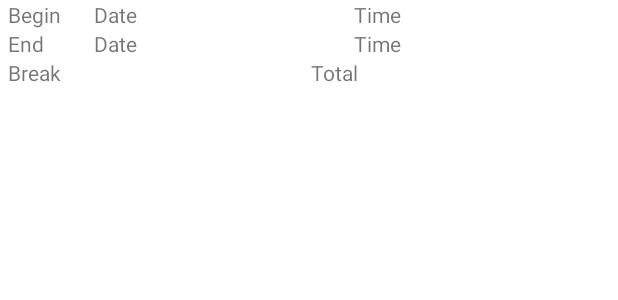
After one commit to ErNancy/hoursdroid, an Android app: the layout hours_list_row.xml on its own in the app's theme, with its tools: preview values and no code run, on a phone screen of 412 x 824 dp. The commit adds this screen. Shown: the top 300 px of the screen. Run offline under Robolectric (Android 15) with nearby library versions, the phone set to English and light mode, and no system bars.

```diff
--- a/app/src/main/java/com/makotogo/mobile/hoursdroid/JobListActivity.java
+++ b/app/src/main/java/com/makotogo/mobile/hoursdroid/JobListActivity.java
@@ -29,11 +29,11 @@ public class JobListActivity extends AbstractSingleFragmentActivity {
     }
 
     @Override
-    protected void onPause() {
-        Log.d(TAG, "onPause()...");
+    public void onPause() {
+        final String METHOD = "onPause(): ";
+        Log.d(TAG, METHOD + "Closing DataStore...");
         super.onPause();
         // Make sure and tidy this up or we could leak a DB connection
         DataStore.instance(this).close();
-        Log.d(TAG, "Done.");
     }
 }
--- a/app/src/main/java/com/makotogo/mobile/hoursdroid/model/HoursDbSchema.java
+++ b/app/src/main/java/com/makotogo/mobile/hoursdroid/model/HoursDbSchema.java
@@ -84,4 +84,5 @@ public class HoursDbSchema {
                 "REFERENCES " + referencesTable + "(" + referencesColumn + ")"
                 ;
     }
+
 }
--- /dev/null
+++ b/app/src/main/res/layout/hours_list_row.xml
@@ -0,0 +1,152 @@
+<?xml version="1.0" encoding="utf-8"?>
+<LinearLayout xmlns:android="http://schemas.android.com/apk/res/android"
+              android:layout_width="match_parent"
+              android:layout_height="match_parent"
+              android:orientation="vertical"
+              android:background="#FFF">
+
+    <LinearLayout
+        android:layout_width="match_parent"
+        android:layout_height="match_parent"
+        android:orientation="vertical"
+        android:paddingStart="5sp"
+        android:paddingLeft="5sp"
+        android:paddingEnd="2sp"
+        android:paddingRight="2sp"
+        android:background="?android:attr/activatedBackgroundIndicator"
+        >
+
+        <LinearLayout
+            android:layout_width="match_parent"
+            android:layout_height="wrap_content"
+            android:orientation="horizontal">
+
+            <TextView
+                android:layout_width="0dp"
+                android:layout_height="wrap_content"
+                android:text="@string/begin"
+                android:layout_weight="1"
+                />
+
+            <TextView
+                android:layout_width="0dp"
+                android:layout_height="wrap_content"
+                android:text="@string/date"
+                android:layout_weight="1"
+                />
+
+            <TextView
+                android:id="@+id/hours_list_row_begin_date"
+                android:layout_width="0dp"
+                android:layout_height="wrap_content"
+                android:layout_weight="2"
+                />
+
+            <TextView
+                android:layout_width="0dp"
+                android:layout_height="wrap_content"
+                android:text="@string/time"
+                android:layout_weight="1"
+                />
+
+            <TextView
+                android:id="@+id/hours_list_row_begin_time"
+                android:layout_width="0dp"
+                android:layout_height="wrap_content"
+                android:layout_weight="2"
+                />
+
+        </LinearLayout>
+
+        <LinearLayout
+            android:layout_width="match_parent"
+            android:layout_height="wrap_content"
+            android:orientation="horizontal">
+
+            <TextView
+                android:layout_width="0dp"
+                android:layout_height="wrap_content"
+                android:text="@string/end"
+                android:layout_weight="1"
+                />
+
+            <TextView
+                android:layout_width="0dp"
+                android:layout_height="wrap_content"
+                android:text="@string/date"
+                android:layout_weight="1"
+                />
+
+            <TextView
+                android:id="@+id/hours_list_row_end_date"
+                android:layout_width="0dp"
+                android:layout_height="wrap_content"
+                android:layout_weight="2"
+                />
+
+            <TextView
+                android:layout_width="0dp"
+                android:layout_height="wrap_content"
+                android:text="@string/time"
+                android:layout_weight="1"
+                />
+
+            <TextView
+                android:id="@+id/hours_list_row_end_time"
+                android:layout_width="0dp"
+                android:layout_height="wrap_content"
+                android:layout_weight="2"
+                />
+
+        </LinearLayout>
+
+        <LinearLayout
+            android:layout_width="match_parent"
+            android:layout_height="wrap_content"
+            android:orientation="horizontal">
+
+            <TextView
+                android:layout_width="0dp"
+                android:layout_height="wrap_content"
+                android:text="@string/hours_break"
+                android:layout_weight="1"
+                />
+
+            <TextView
+                android:id="@+id/hours_list_row_break"
+                android:layout_width="0dp"
+                android:layout_height="wrap_content"
+                android:layout_weight="2"
+                />
+
+            <TextView
+                android:layout_width="0dp"
+                android:layout_height="wrap_content"
+                android:text="@string/total"
+                android:layout_weight="1"
+                />
+
+            <TextView
+                android:id="@+id/hours_list_row_total"
+                android:layout_width="0dp"
+                android:layout_height="wrap_content"
+                android:layout_weight="2"
+                />
+
+        </LinearLayout>
+
+    </LinearLayout>
+
+    <view
+        class="android.view.View"
+        android:layout_width="match_parent"
+        android:layout_height="1dp"
+        android:background="#000"/>
+
+    <view
+        class="android.view.View"
+        android:layout_width="match_parent"
+        android:layout_height="1dp"
+        android:background="#333"/>
+
+</LinearLayout>
--- a/app/src/main/res/values/strings.xml
+++ b/app/src/main/res/values/strings.xml
@@ -31,4 +31,12 @@
     <string name="hours_description">Description</string>
     <string name="hours_total">Total</string>
     <string name="minutes">Minutes</string>
+    <string name="hours_begin">Begin</string>
+    <string name="date">Date</string>
+    <string name="begin">Begin</string>
+    <string name="time">Time</string>
+    <string name="end">End</string>
+    <string name="total">Total</string>
+    <string name="hours_list">Hours List</string>
+    <string name="hours_detail">Hours Detail</string>
 </resources>
```
Also changed, not shown: app/src/main/AndroidManifest.xml (+14 -1 lines), app/src/main/java/com/makotogo/mobile/AbstractFragment.java (added, +14 -0 lines), app/src/main/java/com/makotogo/mobile/hoursdroid/AbstractSingleFragmentActivity.java (+19 -0 lines), app/src/main/java/com/makotogo/mobile/hoursdroid/HoursDetailActivity.java (+16 -1 lines), app/src/main/java/com/makotogo/mobile/hoursdroid/HoursListActivity.java (+17 -1 lines), app/src/main/java/com/makotogo/mobile/hoursdroid/HoursListFragment.java (+74 -20 lines), app/src/main/java/com/makotogo/mobile/hoursdroid/JobDetailActivity.java (+13 -2 lines), app/src/main/java/com/makotogo/mobile/hoursdroid/JobListFragment.java (+15 -7 lines), app/src/main/java/com/makotogo/mobile/hoursdroid/model/DataStore.java (+89 -3 lines), app/src/main/java/com/makotogo/mobile/hoursdroid/model/HoursCursorWrapper.java (added, +46 -0 lines), app/src/main/java/com/makotogo/mobile/hoursdroid/model/ProjectCursorWrapper.java (added, +33 -0 lines).
